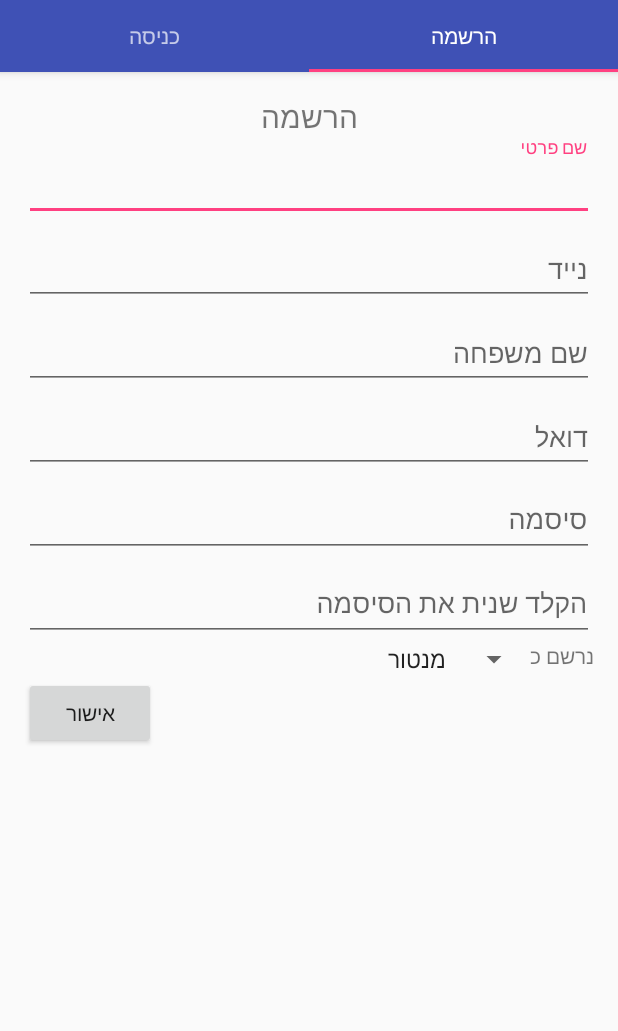
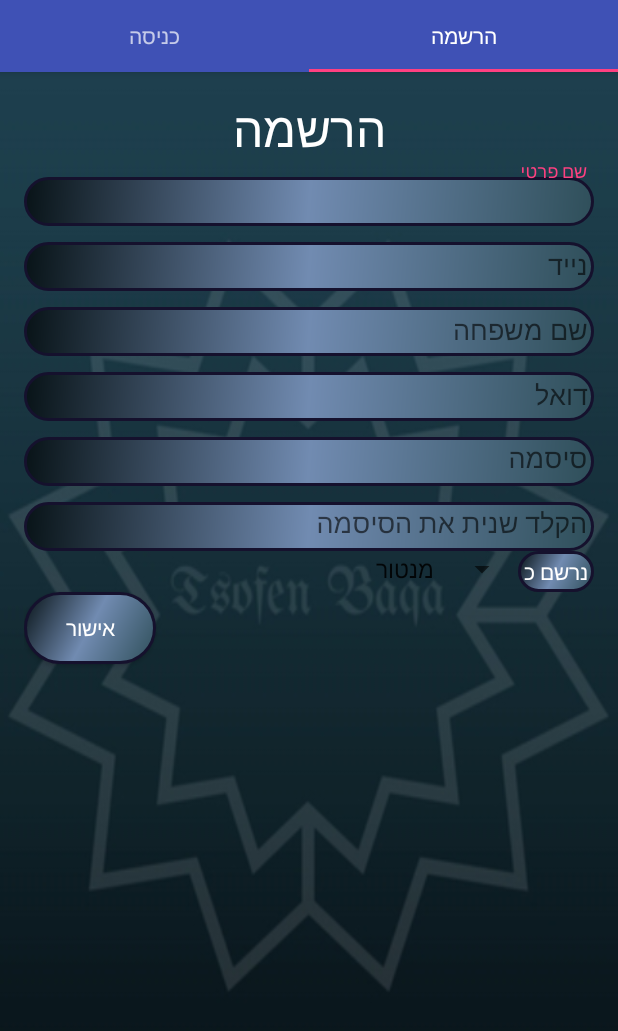
Before and after one commit to tsofenbaqa/Mentoring, an Android app: the screen it shows after launch (WelcomeActivity), tab 2 chosen, on a phone screen of 412 x 824 dp. Shown: the top 1031 px of the screen. Run offline under Robolectric (Android 15) with nearby library versions, the phone set to English and light mode, and no system bars.

Commit message:
update project 24.2 15:06 -design update

```diff
--- a/app/src/main/java/com/example/a2017/mentoring/Fragments/login.java
+++ b/app/src/main/java/com/example/a2017/mentoring/Fragments/login.java
@@ -38,6 +38,7 @@ public class login extends Fragment
         signin_btn = (Button) view.findViewById(R.id.signin_btn);
         et_username = (EditText)view.findViewById(R.id.etusername);
         et_password = (EditText) view.findViewById(R.id.etpassword);
+        signinBtn();
         return view;
     }
 
@@ -84,7 +85,7 @@ public class login extends Fragment
                 }
                 else if(response.code() == 404 )
                 {
-                    Toast.makeText(getActivity(),getText(R.string.user_exist) , Toast.LENGTH_LONG).show();
+                    Toast.makeText(getActivity(),getText(R.string.userNOTexist) , Toast.LENGTH_LONG).show();
                 }
                 else
                 {
--- a/app/src/main/java/com/example/a2017/mentoring/RetrofitApi/ApiClientRetrofit.java
+++ b/app/src/main/java/com/example/a2017/mentoring/RetrofitApi/ApiClientRetrofit.java
@@ -9,7 +9,7 @@ import retrofit2.converter.gson.GsonConverterFactory;
 
 public class ApiClientRetrofit
 {
-    private static final String BASE_URL = "http://a1430133.ngrok.io/MentoringServer/MentoringServices/";
+    private static final String BASE_URL = "http://192.168.0.43:8080/MentoringServer/MentoringServices/";
     private static Retrofit retrofit = null ;
     public static Retrofit getClient()
     {
--- a/app/src/main/java/com/example/a2017/mentoring/RetrofitApi/ApiInterfaceRetrofit.java
+++ b/app/src/main/java/com/example/a2017/mentoring/RetrofitApi/ApiInterfaceRetrofit.java
@@ -20,6 +20,4 @@ public interface ApiInterfaceRetrofit
     @POST("loginUser")
     Call<String> LoginUser(@Body Login login);
 
-    @POST("requestMeeting/255")
-    Call<Void> requestMeeting(@Body Request request);
 }
--- a/app/src/main/res/layout/login.xml
+++ b/app/src/main/res/layout/login.xml
@@ -61,7 +61,7 @@
                 android:background="@drawable/icon_bg"
                 android:hint="User Name"
                 android:inputType="textEmailAddress"
-                android:textColor="#fff"
+                android:textColor="@color/white"
                 android:maxLines="1"
                 android:id="@+id/etusername"/>
 
@@ -72,7 +72,7 @@
                 android:drawableLeft="@drawable/lock"
                 android:background="@drawable/icon_bg"
                 android:hint="Password"
-                android:textColor="#fff"
+                android:textColor="@color/white"
                 android:inputType="numberPassword"
                 android:id="@+id/etpassword"/>
 
@@ -81,6 +81,7 @@
                 android:layout_height="wrap_content"
                 android:layout_gravity="right"
                 android:paddingTop="5dp"
+                android:textColor="@color/white"
                 android:text="Forgot Password?" />
 
 
--- a/app/src/main/res/layout/register_fragment.xml
+++ b/app/src/main/res/layout/register_fragment.xml
@@ -4,6 +4,7 @@
     android:id="@+id/activity_main"
     android:layout_width="match_parent"
     android:layout_height="match_parent"
+    android:background="@drawable/tsofenbg"
     android:paddingBottom="@dimen/activity_vertical_margin"
     android:paddingLeft="@dimen/activity_horizontal_margin"
     android:paddingRight="@dimen/activity_horizontal_margin"
@@ -15,7 +16,8 @@
       android:layout_height="wrap_content"
       android:text="@string/title"
       android:layout_gravity="top|center_horizontal"
-      android:textSize="20sp"
+      android:textSize="32sp"
+      android:textColor="@color/white"
       android:fontFamily="sans-serif-condensed"/>
   <android.support.design.widget.TextInputLayout
       android:id="@+id/edfname"
@@ -28,6 +30,8 @@
         android:layout_width="match_parent"
         android:layout_height="wrap_content"
         android:textDirection="rtl"
+        android:background="@drawable/icon_bg"
+        android:textColor="@color/white"
         android:hint="@string/fname"/>
   </android.support.design.widget.TextInputLayout>
 
@@ -43,6 +47,8 @@
         android:layout_height="wrap_content"
         android:textDirection="rtl"
         android:inputType="phone"
+        android:background="@drawable/icon_bg"
+        android:textColor="@color/white"
         android:hint="@string/phone"/>
   </android.support.design.widget.TextInputLayout>
 
@@ -56,6 +62,8 @@
         android:textDirection="rtl"
         android:layout_width="match_parent"
         android:layout_height="wrap_content"
+        android:background="@drawable/icon_bg"
+        android:textColor="@color/white"
         android:hint="@string/lname"/>
   </android.support.design.widget.TextInputLayout>
 
@@ -69,6 +77,8 @@
         android:id="@+id/email"
         android:layout_width="match_parent"
         android:layout_height="wrap_content"
+        android:background="@drawable/icon_bg"
+        android:textColor="@color/white"
         android:hint="@string/email"/>
   </android.support.design.widget.TextInputLayout>
   <android.support.design.widget.TextInputLayout
@@ -82,6 +92,8 @@
         android:layout_width="match_parent"
         android:layout_height="wrap_content"
         android:hint="@string/pass1"
+        android:background="@drawable/icon_bg"
+        android:textColor="@color/white"
         android:gravity="right"/>
   </android.support.design.widget.TextInputLayout>
   <android.support.design.widget.TextInputLayout
@@ -95,6 +107,8 @@
         android:textDirection="rtl"
         android:layout_height="wrap_content"
         android:hint="@string/pass2"
+        android:background="@drawable/icon_bg"
+        android:textColor="@color/white"
         android:gravity="right"/>
   </android.support.design.widget.TextInputLayout>
   <LinearLayout
@@ -121,6 +135,8 @@
         android:layout_gravity="right"
         android:textDirection="rtl"
         android:gravity="right"
+        android:background="@drawable/icon_bg"
+        android:textColor="@color/white"
         />
 
   </LinearLayout>
@@ -132,7 +148,8 @@
       android:layout_gravity="bottom"
       android:layout_width="wrap_content"
       android:textDirection="rtl"
-
+      android:background="@drawable/icon_bg"
+      android:textColor="@color/white"
       android:id="@+id/btnok"
       />
 </LinearLayout>
--- a/app/src/main/res/values/strings.xml
+++ b/app/src/main/res/values/strings.xml
@@ -62,7 +62,7 @@
     <!-- AFif update 24.2.2017-->
     <string name="user_empty">חסר שם משתמש</string>
     <string name="pass_empty">חסר שם משתמש</string>
-    <string name="user_exist">משתמש קיים, נא לנסות שוב</string>
+    <string name="userNOTexist">משתמש לא קיים</string>
     <string name="error_general"> מצטערים, יש תקלת מערכת</string>
     <string name="failure">תקלה בהתחברות לשרת</string>
     <string name="logout">יציאה</string>
```
Also changed, not shown: app/src/main/java/com/example/a2017/mentoring/Fragments/RegisterFragment.java (+6 -6 lines), app/src/main/java/com/example/a2017/mentoring/Fragments/RequestFragment.java (+3 -5 lines).
